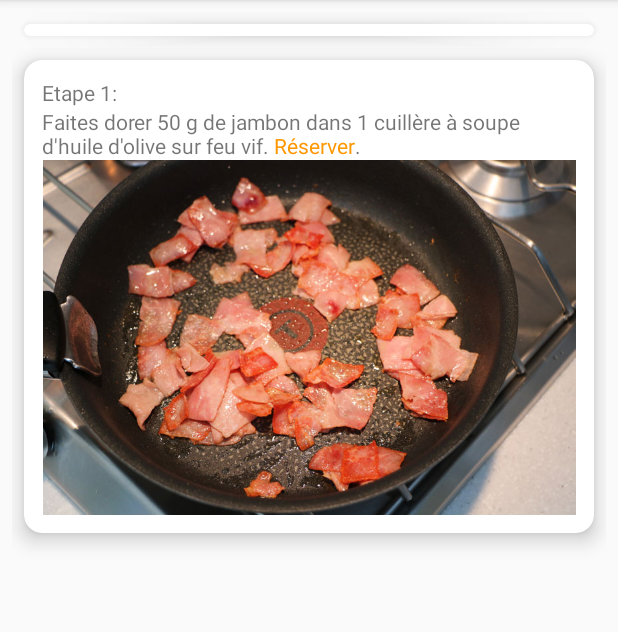
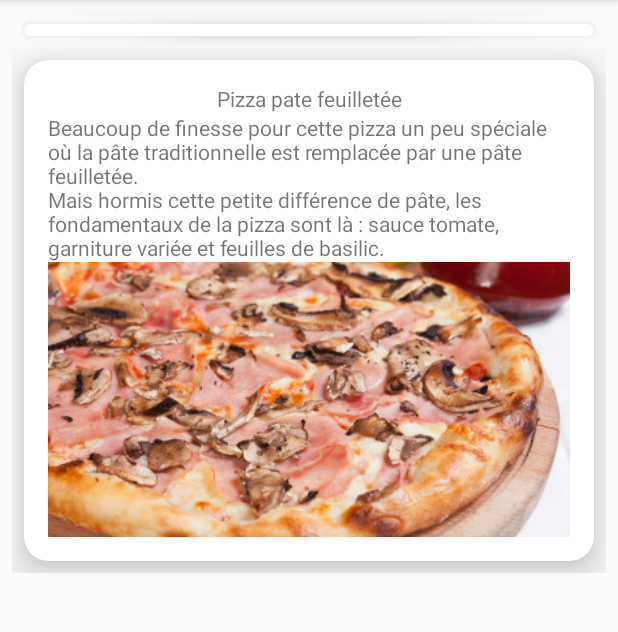
Before and after one commit to Sriki13/Jenkins, an Android app: the screen it shows after launch (MainActivity), on a phone screen of 412 x 824 dp, the part 84-716 px from its top. Run offline under Robolectric (Android 15) with nearby library versions, the phone set to English and light mode, and no system bars; plain views replace ExpandableCardView; 1 statement that could not run was skipped.

Commit message:
Add start page for recipes

```diff
--- a/app/src/main/java/unice/ihm/jenkins/entities/MockRecipes.java
+++ b/app/src/main/java/unice/ihm/jenkins/entities/MockRecipes.java
@@ -9,9 +9,9 @@ import java.util.Collections;
 public class MockRecipes {
 
     public static Recipe getPizzaRecipe() {
-        return new Recipe("Beaucoup de finesse pour cette pizza un peu spéciale où la pâte traditionnelle est remplacée par une pâte feuilletée.\n" +
+        return new Recipe("Pizza pate feuilletée", "Beaucoup de finesse pour cette pizza un peu spéciale où la pâte traditionnelle est remplacée par une pâte feuilletée.\n" +
                 "Mais hormis cette petite différence de pâte, les fondamentaux de la pizza sont là : sauce tomate, garniture variée et feuilles de basilic.",
-                "pizza/main.jpg", "36 min",
+                "pizza/main.jpg", "11 min de préparation, 25 min de cuisson", 4,
                 Arrays.asList(
                         new Ingredient("Jambon", 50, "g"),
                         new Ingredient("Huile d'olive", 1, "cuillière à soupe"),
--- a/app/src/main/java/unice/ihm/jenkins/entities/Recipe.java
+++ b/app/src/main/java/unice/ihm/jenkins/entities/Recipe.java
@@ -7,18 +7,23 @@ import java.util.List;
 
 public class Recipe implements Serializable {
 
+    private String title;
     private String description;
     private String imgPath;
     private List<Step> steps;
     private List<Ingredient> ingredients;
     private String time;
+    private int nbPeople;
 
-    public Recipe(String description, @Nullable String imgPath, String time, List<Ingredient> ingredients, List<Step> steps) {
+    public Recipe(String title, String description, @Nullable String imgPath, String time,
+                  int nbPeople, List<Ingredient> ingredients, List<Step> steps) {
+        this.title = title;
         this.description = description;
         this.steps = steps;
         this.imgPath = imgPath;
         this.ingredients = ingredients;
         this.time = time;
+        this.nbPeople = nbPeople;
     }
 
     public List<Ingredient> getIngredients() {
@@ -33,4 +38,19 @@ public class Recipe implements Serializable {
         return imgPath;
     }
 
+    public String getTitle() {
+        return title;
+    }
+
+    public String getDescription() {
+        return description;
+    }
+
+    public String getTime() {
+        return time;
+    }
+
+    public int getNbPeople() {
+        return nbPeople;
+    }
 }
--- a/app/src/main/java/unice/ihm/jenkins/recipe/RecipeFragment.java
+++ b/app/src/main/java/unice/ihm/jenkins/recipe/RecipeFragment.java
@@ -9,11 +9,9 @@ import android.support.v4.view.ViewPager;
 import android.view.LayoutInflater;
 import android.view.View;
 import android.view.ViewGroup;
-import android.widget.ArrayAdapter;
 import android.widget.ListView;
 
 import unice.ihm.jenkins.R;
-import unice.ihm.jenkins.entities.Ingredient;
 import unice.ihm.jenkins.entities.Recipe;
 
 public class RecipeFragment extends Fragment {
--- /dev/null
+++ b/app/src/main/java/unice/ihm/jenkins/recipe/StartFragment.java
@@ -0,0 +1,49 @@
+package unice.ihm.jenkins.recipe;
+
+import android.graphics.drawable.Drawable;
+import android.os.Bundle;
+import android.support.annotation.NonNull;
+import android.support.v4.app.Fragment;
+import android.view.LayoutInflater;
+import android.view.View;
+import android.view.ViewGroup;
+import android.widget.ImageView;
+import android.widget.TextView;
+
+import java.io.IOException;
+import java.io.InputStream;
+
+import unice.ihm.jenkins.R;
+import unice.ihm.jenkins.entities.Recipe;
+
+public class StartFragment extends Fragment {
+
+    public static final String RECIPE_KEY = "recipe";
+
+    @Override
+    public View onCreateView(@NonNull LayoutInflater inflater, ViewGroup container,
+                             Bundle savedInstanceState) {
+        View rootView = inflater.inflate(R.layout.follow_first, container, false);
+        Bundle args = getArguments();
+        if (args == null) {
+            return rootView;
+        }
+        Recipe recipe = (Recipe) args.getSerializable(RECIPE_KEY);
+        if (recipe.getImgPath() != null) {
+            try {
+                ImageView imageView = rootView.findViewById(R.id.first_step_picture);
+                InputStream ims = getContext().getAssets().open("recipes/" + recipe.getImgPath());
+                Drawable drawable = Drawable.createFromStream(ims, null);
+                imageView.setImageDrawable(drawable);
+            } catch (IOException e) {
+                e.printStackTrace();
+            }
+        }
+        ((TextView) rootView.findViewById(R.id.recipe_title)).setText(recipe.getTitle());
+        ((TextView) rootView.findViewById(R.id.recipe_description)).setText(recipe.getDescription());
+        ((TextView) rootView.findViewById(R.id.recipe_people)).setText(recipe.getNbPeople() + " personnes");
+        ((TextView) rootView.findViewById(R.id.recipe_time)).setText(recipe.getTime());
+        return rootView;
+    }
+
+}
--- a/app/src/main/java/unice/ihm/jenkins/recipe/StepPagerAdapter.java
+++ b/app/src/main/java/unice/ihm/jenkins/recipe/StepPagerAdapter.java
@@ -20,13 +20,16 @@ public class StepPagerAdapter extends FragmentStatePagerAdapter {
     public Fragment getItem(int i) {
         Bundle args = new Bundle();
         Fragment fragment;
-        if (i == recipe.getSteps().size()) {
+        if (i == 0) {
+            fragment = new StartFragment();
+            args.putSerializable(StartFragment.RECIPE_KEY, recipe);
+        } else if (i == recipe.getSteps().size() + 1) {
             fragment = new EndFragment();
             args.putString(EndFragment.IMG_PATH_KEY, recipe.getImgPath());
         } else {
             fragment = new StepFragment();
             args.putSerializable(StepFragment.STEP_KEY, recipe.getSteps().get(i));
-            args.putSerializable(StepFragment.INDEX_KEY, i + 1);
+            args.putSerializable(StepFragment.INDEX_KEY, i);
         }
         fragment.setArguments(args);
         return fragment;
@@ -34,12 +37,12 @@ public class StepPagerAdapter extends FragmentStatePagerAdapter {
 
     @Override
     public int getCount() {
-        return recipe.getSteps().size() + 1;
+        return recipe.getSteps().size() + 2;
     }
 
     @Override
     public CharSequence getPageTitle(int position) {
-        return "Etape " + (position + 1);
+        return "Etape " + position;
     }
 
 }
--- /dev/null
+++ b/app/src/main/res/layout/follow_first.xml
@@ -0,0 +1,64 @@
+<?xml version="1.0" encoding="utf-8"?>
+<LinearLayout xmlns:android="http://schemas.android.com/apk/res/android"
+    xmlns:app="http://schemas.android.com/apk/res-auto"
+    android:id="@+id/step_main"
+    android:layout_width="match_parent"
+    android:layout_height="match_parent"
+    android:orientation="vertical">
+
+    <android.support.v7.widget.CardView
+        android:layout_width="match_parent"
+        android:layout_height="wrap_content"
+        android:layout_margin="8dp"
+        app:cardBackgroundColor="@color/cardview_light_background"
+        app:cardCornerRadius="@dimen/activity_horizontal_margin"
+        app:cardElevation="@dimen/activity_vertical_margin"
+        app:contentPadding="@dimen/activity_vertical_margin">
+
+        <LinearLayout
+            android:layout_width="match_parent"
+            android:layout_height="match_parent"
+            android:orientation="vertical">
+
+            <TextView
+                android:id="@+id/recipe_title"
+                android:layout_width="match_parent"
+                android:layout_height="wrap_content"
+                android:ellipsize="none"
+                android:gravity="center_horizontal"
+                android:scrollHorizontally="false"
+                android:text="titre recette" />
+
+            <TextView
+                android:id="@+id/recipe_people"
+                android:layout_width="wrap_content"
+                android:layout_height="wrap_content"
+                android:layout_weight="1"
+                android:text="nb personne" />
+
+            <TextView
+                android:id="@+id/recipe_time"
+                android:layout_width="wrap_content"
+                android:layout_height="wrap_content"
+                android:layout_weight="1"
+                android:text="temps requis" />
+
+            <TextView
+                android:id="@+id/recipe_description"
+                android:layout_width="wrap_content"
+                android:layout_height="wrap_content"
+                android:text="description de la recette" />
+
+            <ImageView
+                android:id="@+id/first_step_picture"
+                android:layout_width="match_parent"
+                android:layout_height="match_parent"
+                android:adjustViewBounds="true"
+                app:srcCompat="@android:drawable/screen_background_light_transparent" />
+
+
+        </LinearLayout>
+
+    </android.support.v7.widget.CardView>
+
+</LinearLayout>
```
